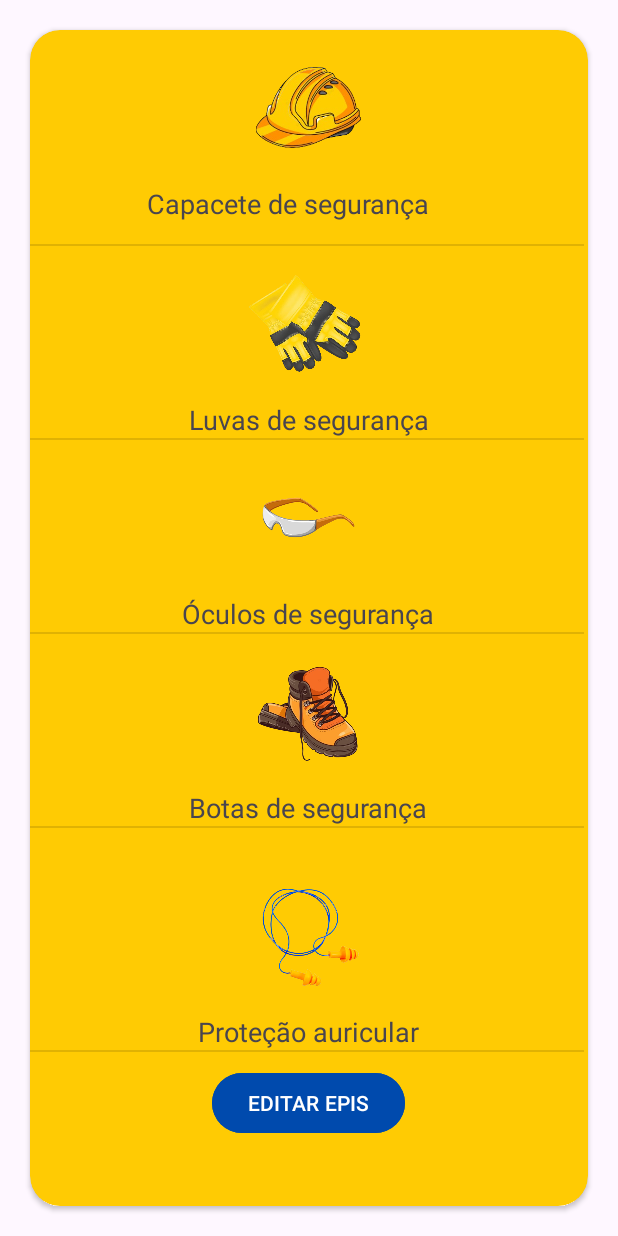
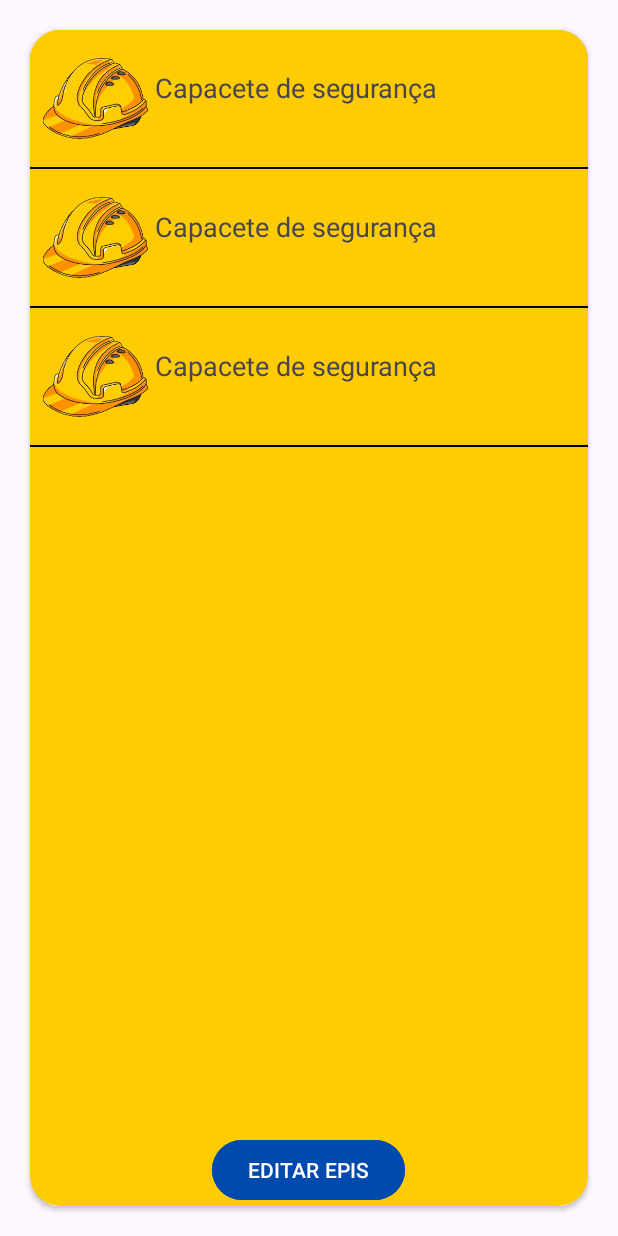
Before and after one commit to ben10kkjj/SafeGuardPro, an Android app: the layout fragment_relatorio_epi.xml on its own in the app's theme, with its tools: preview values and no code run, on a phone screen of 412 x 824 dp. Run offline under Robolectric (Android 15) with nearby library versions, the phone set to English and light mode, and no system bars.

Commit message:
criar adapter - epi criar listItem - epi

```diff
--- /dev/null
+++ b/app/src/main/java/com/pira/safeguardpro/service/model/Epi.kt
@@ -0,0 +1,5 @@
+package com.pira.safeguardpro.service.model
+
+data class Epi(
+    var id: Int = 0
+)
--- a/app/src/main/java/com/pira/safeguardpro/view/RelatorioEpiFragment.kt
+++ b/app/src/main/java/com/pira/safeguardpro/view/RelatorioEpiFragment.kt
@@ -5,10 +5,14 @@ import androidx.fragment.app.Fragment
 import android.view.LayoutInflater
 import android.view.View
 import android.view.ViewGroup
+import androidx.recyclerview.widget.LinearLayoutManager
+import com.pira.safeguardpro.view.adapter.EpiAdapter
 import com.pira.safeguardpro.databinding.FragmentRelatorioEpiBinding
 
 
 class RelatorioEpiFragment : Fragment() {
+
+    private lateinit var adapter: EpiAdapter
 
     private var _binding: FragmentRelatorioEpiBinding? = null
     private val binding: FragmentRelatorioEpiBinding get() = _binding!!
@@ -24,6 +28,14 @@ class RelatorioEpiFragment : Fragment() {
 
     override fun onViewCreated(view: View, savedInstanceState: Bundle?) {
         super.onViewCreated(view, savedInstanceState)
+
+        adapter = EpiAdapter(listOf()) { epi ->
+
+        }
+
+        //configurar a recycler
+        val recycler = binding.rvEpi
+        recycler.layoutManager = LinearLayoutManager(requireContext())
+        recycler.adapter = adapter
     }
-
 }
--- /dev/null
+++ b/app/src/main/java/com/pira/safeguardpro/view/adapter/EpiAdapter.kt
@@ -0,0 +1,46 @@
+package com.pira.safeguardpro.view.adapter
+
+import android.view.LayoutInflater
+import android.view.ViewGroup
+import androidx.recyclerview.widget.RecyclerView
+import com.pira.safeguardpro.databinding.ListItemEpiBinding
+import com.pira.safeguardpro.service.model.Epi
+
+
+class EpiAdapter(epi: List<Epi>?, private val clickListListener: (Epi)-> Unit):
+    RecyclerView.Adapter<EpiAdapter.EpiViewHolder>(){
+
+    //Criar uma lista vazia de pessoas
+    private var epiList: List<Epi> = arrayListOf()
+
+    class EpiViewHolder(private val binding: ListItemEpiBinding):
+        RecyclerView.ViewHolder(binding.root){
+        //Carregas as informações da pessoa na lista
+        fun bind(epi: Epi, clickListListener: (Epi)-> Unit){
+
+            //Configura algum item da lista
+            binding.root.setOnClickListener{
+                clickListListener(epi)
+            }
+        }
+    }
+
+    override fun onCreateViewHolder(parent: ViewGroup, viewType: Int): EpiViewHolder {
+        val listItemPessoaBinding = ListItemEpiBinding.inflate(LayoutInflater.from(parent.context), parent, false)
+        return EpiViewHolder(listItemPessoaBinding)
+    }
+
+    override fun getItemCount(): Int {
+        return epiList.count()
+    }
+
+    override fun onBindViewHolder(holder: EpiViewHolder, position: Int) {
+        holder.bind(epiList[position], clickListListener)
+    }
+
+    //carrega a lista de pessoas para serem exibidas
+    fun updateEpis(list: List<Epi>){
+        epiList = list
+        notifyDataSetChanged()
+    }
+}
--- a/app/src/main/res/layout/fragment_relatorio_epi.xml
+++ b/app/src/main/res/layout/fragment_relatorio_epi.xml
@@ -15,8 +15,7 @@
         app:cardBackgroundColor="#FFCB03"
         app:cardCornerRadius="20dp"
         app:layout_constraintBottom_toBottomOf="parent"
-       app:layout_constraintTop_toTopOf="parent"
-        tools:layout_editor_absoluteX="20dp">
+        app:layout_constraintTop_toTopOf="parent">
 
         <LinearLayout
             android:orientation="vertical"
@@ -24,126 +23,12 @@
             android:layout_height="match_parent">
 
 
-
-            <ImageView
-                android:id="@+id/imageCapacete"
-                android:layout_width="79dp"
-                android:layout_height="83dp"
-                android:src="@drawable/capacete2"
-                android:layout_marginTop="10dp"
-                android:layout_gravity="center" />
-            <TextView
-                android:id="@+id/textCapacete"
-                android:layout_width="216dp"
-                android:layout_height="39dp"
-                android:text="Capacete de segurança"
-                android:textSize="18dp"
-                android:layout_marginTop="10dp"
-                android:layout_gravity="center"
-                />
-            <View
-                android:id="@+id/divider4"
-                android:layout_width="369dp"
-                android:layout_height="1dp"
-                android:background="?android:attr/listDivider"
-                />
-
-            <ImageView
-                android:id="@+id/imageLuvas"
-                android:layout_width="79dp"
-                android:layout_height="83dp"
-                android:src="@drawable/luva2"
-                android:layout_marginTop="10dp"
-                android:layout_gravity="center" />
-
-            <TextView
-                android:id="@+id/textLuvas"
-                android:layout_width="wrap_content"
-                android:layout_height="wrap_content"
-                android:text="Luvas de segurança"
-                android:textSize="18dp"
-                android:layout_marginTop="10dp"
-                android:layout_gravity="center"/>
-            <View
-                android:id="@+id/divider"
-                android:layout_width="369dp"
-                android:layout_height="1dp"
-                android:background="?android:attr/listDivider"
-                />
-
-            <ImageView
-                android:id="@+id/imageOculos"
-                android:layout_width="79dp"
-                android:layout_height="83dp"
-                android:src="@drawable/oculos2"
-                android:layout_marginTop="10dp"
-                android:layout_gravity="center" />
-
-            <TextView
-                android:id="@+id/textOculos"
-                android:layout_width="wrap_content"
-                android:layout_height="wrap_content"
-                android:text="Óculos de segurança"
-                android:textSize="18dp"
-                android:layout_marginTop="10dp"
-                android:layout_gravity="center" />
-            <View
-                android:id="@+id/divider3"
-                android:layout_width="369dp"
-                android:layout_height="1dp"
-                android:background="?android:attr/listDivider"
-                />
-
-
-            <ImageView
-                android:id="@+id/imageBotas"
-                android:layout_width="79dp"
-                android:layout_height="83dp"
-                android:src="@drawable/bota2"
-                android:layout_marginTop="10dp"
-                android:layout_gravity="center"
-                />
-
-            <TextView
-                android:id="@+id/textBotas"
-                android:layout_width="wrap_content"
-                android:layout_height="wrap_content"
-                android:text="Botas de segurança"
-                android:textSize="18dp"
-                android:layout_marginTop="10dp"
-                android:layout_gravity="center"
-                 />
-
-            <View
-                android:id="@+id/divider2"
-                android:layout_width="369dp"
-                android:layout_height="1dp"
-                android:background="?android:attr/listDivider" />
-
-            <ImageView
-                android:id="@+id/imageProtecao"
-                android:layout_width="79dp"
-                android:layout_height="83dp"
-                android:src="@drawable/audicao2"
-                android:layout_marginTop="30dp"
-                android:layout_gravity="center"/>
-
-            <TextView
-                android:id="@+id/textProtecao"
-                android:layout_width="wrap_content"
-                android:layout_height="wrap_content"
-                android:text="Proteção auricular"
-                android:textSize="18dp"
-                android:layout_marginTop="10dp"
-                android:layout_gravity="center"
-                />
-
-            <View
-                android:id="@+id/divider5"
-                android:layout_width="369dp"
-                android:layout_height="1dp"
-                android:background="?android:attr/listDivider"
-                />
+            <androidx.recyclerview.widget.RecyclerView
+                android:id="@+id/rvEpi"
+                android:layout_width="match_parent"
+                android:layout_height="0dp"
+                android:layout_weight="1"
+                tools:listitem="@layout/list_item_epi"/>
 
             <Button
                 android:id="@+id/btnEditar"
--- /dev/null
+++ b/app/src/main/res/layout/list_item_epi.xml
@@ -0,0 +1,46 @@
+<?xml version="1.0" encoding="utf-8"?>
+<androidx.constraintlayout.widget.ConstraintLayout xmlns:android="http://schemas.android.com/apk/res/android"
+    android:layout_width="match_parent"
+    android:layout_height="wrap_content"
+    xmlns:app="http://schemas.android.com/apk/res-auto">
+
+    <androidx.cardview.widget.CardView
+        android:id="@+id/cvEpi"
+        android:layout_width="match_parent"
+        android:layout_height="wrap_content"
+        app:cardBackgroundColor="#FFCB03"
+        app:layout_constraintTop_toTopOf="@+id/view"
+        app:layout_constraintBottom_toTopOf="@+id/view">
+
+        <LinearLayout
+            android:layout_width="match_parent"
+            android:layout_height="match_parent"
+            android:padding="4dp">
+
+            <ImageView
+                android:id="@+id/imageCapacete"
+                android:layout_width="79dp"
+                android:layout_height="83dp"
+                android:layout_gravity="center"
+                android:src="@drawable/capacete2" />
+
+            <TextView
+                android:id="@+id/textCapacete"
+                android:layout_width="216dp"
+                android:layout_height="39dp"
+                android:layout_gravity="center"
+                android:text="Capacete de segurança"
+                android:textSize="18dp" />
+
+        </LinearLayout>
+
+    </androidx.cardview.widget.CardView>
+
+    <View
+        android:id="@+id/view"
+        android:layout_width="match_parent"
+        android:layout_height="1dp"
+        android:background="@color/black"
+        app:layout_constraintTop_toBottomOf="@+id/cvEpi" />
+
+</androidx.constraintlayout.widget.ConstraintLayout>
```
